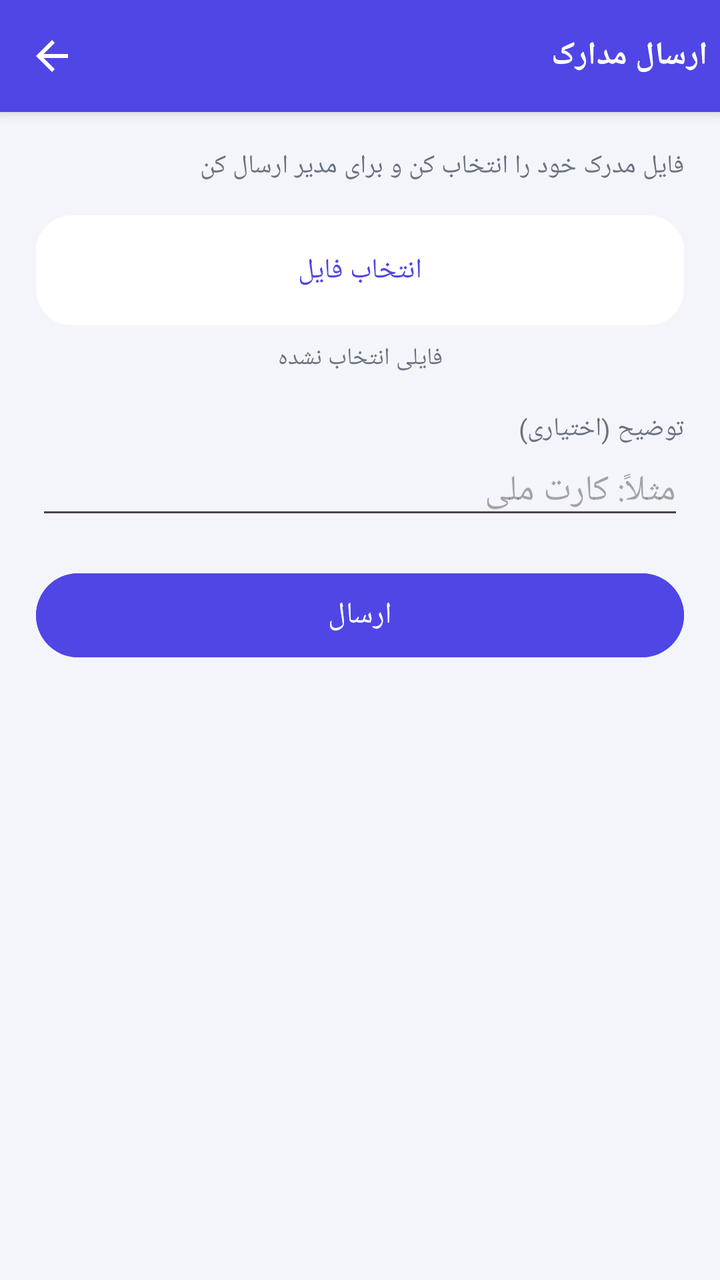
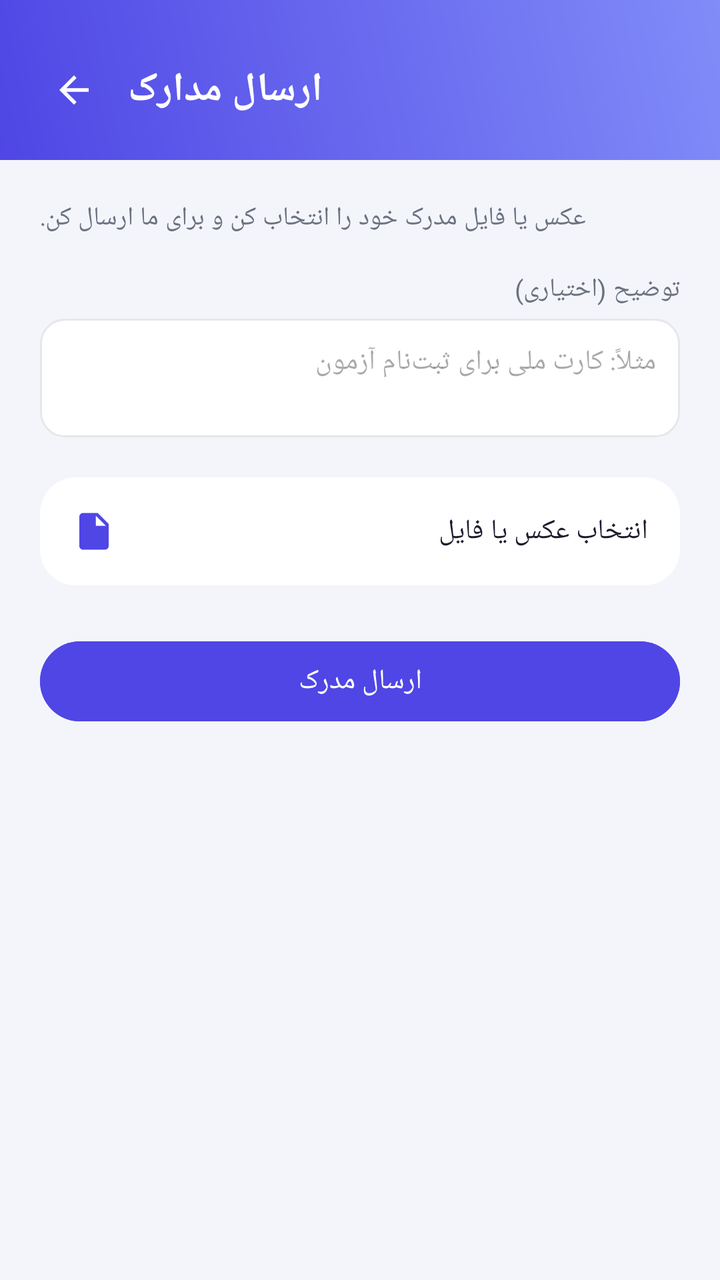

Compare the two renders of this Android layout. The source of the first and the diff that turns it into the second are given below.
<!-- AndroidManifest.xml: application theme Theme.Kafinet -->
<!-- res/layout/activity_submit_documents.xml -->
<?xml version="1.0" encoding="utf-8"?>
<LinearLayout xmlns:android="http://schemas.android.com/apk/res/android"
    android:layout_width="match_parent"
    android:layout_height="match_parent"
    android:orientation="vertical"
    android:background="@color/bg">

    <LinearLayout
        android:layout_width="match_parent"
        android:layout_height="wrap_content"
        android:orientation="horizontal"
        android:gravity="center_vertical"
        android:background="@color/primary"
        android:paddingHorizontal="6dp"
        android:paddingVertical="8dp"
        android:elevation="4dp">

        <ImageView
            android:id="@+id/btn_back"
            android:layout_width="40dp"
            android:layout_height="40dp"
            android:padding="8dp"
            android:src="@drawable/ic_back"
            android:background="?attr/selectableItemBackgroundBorderless"
            android:contentDescription="@null"/>

        <TextView
            android:layout_width="0dp"
            android:layout_height="wrap_content"
            android:layout_weight="1"
            android:layout_marginStart="8dp"
            android:text="@string/submit_documents_title"
            android:textColor="@color/white"
            android:textSize="16sp"
            android:textStyle="bold"/>
    </LinearLayout>

    <ScrollView
        android:layout_width="match_parent"
        android:layout_height="match_parent">

        <LinearLayout
            android:layout_width="match_parent"
            android:layout_height="wrap_content"
            android:orientation="vertical"
            android:padding="18dp">

            <TextView
                android:layout_width="match_parent"
                android:layout_height="wrap_content"
                android:text="@string/submit_documents_intro"
                android:textColor="@color/text_muted"
                android:textSize="13sp"
                android:layout_marginBottom="16dp"/>

            <TextView
                android:id="@+id/btn_choose_file"
                android:layout_width="match_parent"
                android:layout_height="wrap_content"
                android:background="@drawable/card_ripple"
                android:padding="18dp"
                android:gravity="center"
                android:text="@string/btn_choose_file"
                android:textColor="@color/primary"
                android:textSize="14sp"/>

            <TextView
                android:id="@+id/txt_chosen_file"
                android:layout_width="match_parent"
                android:layout_height="wrap_content"
                android:layout_marginTop="8dp"
                android:gravity="center"
                android:text="@string/no_file_chosen"
                android:textColor="@color/text_muted"
                android:textSize="12sp"/>

            <TextView
                android:layout_width="match_parent"
                android:layout_height="wrap_content"
                android:layout_marginTop="18dp"
                android:text="@string/label_document_description"
                android:textColor="@color/text_muted"
                android:textSize="13sp"/>
            <EditText
                android:id="@+id/in_description"
                android:layout_width="match_parent"
                android:layout_height="wrap_content"
                android:inputType="text"
                android:hint="@string/hint_document_description"/>

            <TextView
                android:id="@+id/txt_error"
                android:layout_width="match_parent"
                android:layout_height="wrap_content"
                android:layout_marginTop="10dp"
                android:textColor="#DC2626"
                android:textSize="13sp"
                android:visibility="gone"/>

            <Button
                android:id="@+id/btn_send"
                android:layout_width="match_parent"
                android:layout_height="50dp"
                android:layout_marginTop="18dp"
                android:text="@string/btn_send_document"
                android:textColor="@color/white"
                android:backgroundTint="@color/primary"
                android:textSize="15sp"/>

            <ProgressBar
                android:id="@+id/progress"
                android:layout_width="wrap_content"
                android:layout_height="wrap_content"
                android:layout_gravity="center"
                android:layout_marginTop="14dp"
                android:visibility="gone"/>

        </LinearLayout>
    </ScrollView>
</LinearLayout>
<!-- resources referenced by this layout -->
<resources>
  <color name="bg">#F4F5FB</color>
  <color name="primary">#4F46E5</color>
  <color name="text_muted">#6B7280</color>
  <color name="white">#FFFFFF</color>
  <!-- drawable card_ripple (drawable) -->
  <ripple xmlns:android="http://schemas.android.com/apk/res/android"
      android:color="#1F4F46E5">
      <item>
          <shape android:shape="rectangle">
              <corners android:radius="18dp"/>
              <solid android:color="@color/surface"/>
          </shape>
      </item>
  </ripple>
  <!-- drawable ic_back (drawable) -->
  <vector xmlns:android="http://schemas.android.com/apk/res/android"
      android:width="24dp" android:height="24dp" android:viewportWidth="24" android:viewportHeight="24" android:tint="#FFFFFF">
      <path android:fillColor="#FFFFFF" android:pathData="M20,11H7.83l5.59,-5.59L12,4l-8,8 8,8 1.41,-1.41L7.83,13H20v-2z"/>
  </vector>
  <string name="btn_choose_file">انتخاب فایل</string>
  <string name="btn_send_document">ارسال</string>
  <string name="hint_document_description">مثلاً: کارت ملی</string>
  <string name="label_document_description">توضیح (اختیاری)</string>
  <string name="no_file_chosen">فایلی انتخاب نشده</string>
  <string name="submit_documents_intro">فایل مدرک خود را انتخاب کن و برای مدیر ارسال کن</string>
  <string name="submit_documents_title">ارسال مدارک</string>
  <style name="Theme.Kafinet" parent="Theme.Material3.DayNight.NoActionBar">
          <item name="colorPrimary">@color/primary</item>
          <item name="colorPrimaryDark">@color/primary_dark</item>
          <item name="colorPrimaryVariant">@color/primary_dark</item>
          <item name="colorSecondary">@color/accent</item>
          <item name="colorSecondaryVariant">@color/accent</item>
          <item name="android:statusBarColor">@color/primary_dark</item>
          <item name="android:windowBackground">@color/bg</item>
          <item name="android:windowLightStatusBar">false</item>
      </style>
  <color name="surface">#FFFFFF</color>
  <color name="primary_dark">#3730A3</color>
  <color name="accent">#06B6D4</color>
</resources>

<!-- the commit's change to res/layout/activity_submit_documents.xml (unified diff, before → after) -->
@@ -1,120 +1,121 @@
 <?xml version="1.0" encoding="utf-8"?>
 <LinearLayout xmlns:android="http://schemas.android.com/apk/res/android"
+    xmlns:app="http://schemas.android.com/apk/res-auto"
     android:layout_width="match_parent"
     android:layout_height="match_parent"
     android:orientation="vertical"
     android:background="@color/bg">
 
+    
     <LinearLayout
         android:layout_width="match_parent"
         android:layout_height="wrap_content"
         android:orientation="horizontal"
         android:gravity="center_vertical"
-        android:background="@color/primary"
-        android:paddingHorizontal="6dp"
-        android:paddingVertical="8dp"
-        android:elevation="4dp">
+        android:background="@drawable/header_gradient"
+        android:paddingHorizontal="20dp"
+        android:paddingTop="28dp"
+        android:paddingBottom="18dp">
 
         <ImageView
             android:id="@+id/btn_back"
-            android:layout_width="40dp"
-            android:layout_height="40dp"
-            android:padding="8dp"
+            android:layout_width="34dp"
+            android:layout_height="34dp"
+            android:padding="6dp"
             android:src="@drawable/ic_back"
             android:background="?attr/selectableItemBackgroundBorderless"
             android:contentDescription="@null"/>
 
         <TextView
-            android:layout_width="0dp"
+            android:layout_width="wrap_content"
             android:layout_height="wrap_content"
-            android:layout_weight="1"
-            android:layout_marginStart="8dp"
-            android:text="@string/submit_documents_title"
+            android:layout_marginStart="10dp"
+            android:text="@string/cat_docs"
             android:textColor="@color/white"
-            android:textSize="16sp"
+            android:textSize="20sp"
             android:textStyle="bold"/>
     </LinearLayout>
 
     <ScrollView
         android:layout_width="match_parent"
-        android:layout_height="match_parent">
+        android:layout_height="0dp"
+        android:layout_weight="1">
 
         <LinearLayout
             android:layout_width="match_parent"
             android:layout_height="wrap_content"
             android:orientation="vertical"
-            android:padding="18dp">
+            android:padding="20dp">
 
             <TextView
-                android:layout_width="match_parent"
+                android:layout_width="wrap_content"
                 android:layout_height="wrap_content"
-                android:text="@string/submit_documents_intro"
+                android:text="@string/docs_intro"
                 android:textColor="@color/text_muted"
-                android:textSize="13sp"
-                android:layout_marginBottom="16dp"/>
-
-            <TextView
-                android:id="@+id/btn_choose_file"
-                android:layout_width="match_parent"
-                android:layout_height="wrap_content"
-                android:background="@drawable/card_ripple"
-                android:padding="18dp"
-                android:gravity="center"
-                android:text="@string/btn_choose_file"
-                android:textColor="@color/primary"
-                android:textSize="14sp"/>
-
-            <TextView
-                android:id="@+id/txt_chosen_file"
-                android:layout_width="match_parent"
-                android:layout_height="wrap_content"
-                android:layout_marginTop="8dp"
-                android:gravity="center"
-                android:text="@string/no_file_chosen"
-                android:textColor="@color/text_muted"
-                android:textSize="12sp"/>
+                android:textSize="13sp"/>
 
             <TextView
                 android:layout_width="match_parent"
                 android:layout_height="wrap_content"
                 android:layout_marginTop="18dp"
-                android:text="@string/label_document_description"
+                android:text="@string/docs_note_label"
                 android:textColor="@color/text_muted"
                 android:textSize="13sp"/>
+
             <EditText
-                android:id="@+id/in_description"
+                android:id="@+id/edit_note"
                 android:layout_width="match_parent"
                 android:layout_height="wrap_content"
-                android:inputType="text"
-                android:hint="@string/hint_document_description"/>
+                android:layout_marginTop="6dp"
+                android:minLines="2"
+                android:gravity="top|start"
+                android:background="@drawable/input_bg"
+                android:padding="12dp"
+                android:hint="@string/docs_note_hint"
+                android:textColor="@color/text_main"
+                android:textSize="14sp"/>
 
-            <TextView
-                android:id="@+id/txt_error"
+            <LinearLayout
+                android:id="@+id/btn_pick_file"
                 android:layout_width="match_parent"
                 android:layout_height="wrap_content"
-                android:layout_marginTop="10dp"
-                android:textColor="#DC2626"
-                android:textSize="13sp"
-                android:visibility="gone"/>
+                android:layout_marginTop="20dp"
+                android:orientation="horizontal"
+                android:gravity="center_vertical"
+                android:padding="16dp"
+                android:background="@drawable/card_ripple"
+                android:clickable="true"
+                android:focusable="true">
+
+                <ImageView
+                    android:layout_width="22dp"
+                    android:layout_height="22dp"
+                    android:src="@drawable/ic_file"
+                    app:tint="@color/primary"/>
+
+                <TextView
+                    android:id="@+id/txt_file_name"
+                    android:layout_width="0dp"
+                    android:layout_height="wrap_content"
+                    android:layout_weight="1"
+                    android:layout_marginStart="12dp"
+                    android:text="@string/docs_pick_file"
+                    android:textColor="@color/text_main"
+                    android:textSize="14sp"
+                    android:maxLines="1"
+                    android:ellipsize="middle"/>
+            </LinearLayout>
 
             <Button
-                android:id="@+id/btn_send"
+                android:id="@+id/btn_submit"
                 android:layout_width="match_parent"
-                android:layout_height="50dp"
-                android:layout_marginTop="18dp"
-                android:text="@string/btn_send_document"
+                android:layout_height="wrap_content"
+                android:layout_marginTop="24dp"
+                android:backgroundTint="@color/primary"
                 android:textColor="@color/white"
-                android:backgroundTint="@color/primary"
-                android:textSize="15sp"/>
-
-            <ProgressBar
-                android:id="@+id/progress"
-                android:layout_width="wrap_content"
-                android:layout_height="wrap_content"
-                android:layout_gravity="center"
-                android:layout_marginTop="14dp"
-                android:visibility="gone"/>
+                android:text="@string/docs_submit"/>
 
         </LinearLayout>
     </ScrollView>
+
 </LinearLayout>
<!-- resource entries referenced after the edit -->
@@ -2,6 +2,7 @@
 <resources>
   <color name="bg">#F4F5FB</color>
   <color name="primary">#4F46E5</color>
+  <color name="text_main">#1E1B2E</color>
   <color name="text_muted">#6B7280</color>
   <color name="white">#FFFFFF</color>
   <!-- drawable card_ripple (drawable) -->
@@ -14,18 +15,35 @@
           </shape>
       </item>
   </ripple>
+  <!-- drawable header_gradient (drawable) -->
+  <shape xmlns:android="http://schemas.android.com/apk/res/android" android:shape="rectangle">
+      <gradient
+          android:startColor="@color/primary"
+          android:endColor="@color/primary_light"
+          android:angle="45"/>
+  </shape>
   <!-- drawable ic_back (drawable) -->
   <vector xmlns:android="http://schemas.android.com/apk/res/android"
       android:width="24dp" android:height="24dp" android:viewportWidth="24" android:viewportHeight="24" android:tint="#FFFFFF">
       <path android:fillColor="#FFFFFF" android:pathData="M20,11H7.83l5.59,-5.59L12,4l-8,8 8,8 1.41,-1.41L7.83,13H20v-2z"/>
   </vector>
-  <string name="btn_choose_file">انتخاب فایل</string>
-  <string name="btn_send_document">ارسال</string>
-  <string name="hint_document_description">مثلاً: کارت ملی</string>
-  <string name="label_document_description">توضیح (اختیاری)</string>
-  <string name="no_file_chosen">فایلی انتخاب نشده</string>
-  <string name="submit_documents_intro">فایل مدرک خود را انتخاب کن و برای مدیر ارسال کن</string>
-  <string name="submit_documents_title">ارسال مدارک</string>
+  <!-- drawable ic_file (drawable) -->
+  <vector xmlns:android="http://schemas.android.com/apk/res/android"
+      android:width="24dp" android:height="24dp" android:viewportWidth="24" android:viewportHeight="24" android:tint="#FFFFFF">
+      <path android:fillColor="#FFFFFF" android:pathData="M14,2H6c-1.1,0 -1.99,0.9 -1.99,2L4,20c0,1.1 0.89,2 1.99,2H18c1.1,0 2,-0.9 2,-2V8l-6,-6zM13,9V3.5L18.5,9H13z"/>
+  </vector>
+  <!-- drawable input_bg (drawable) -->
+  <shape xmlns:android="http://schemas.android.com/apk/res/android" android:shape="rectangle">
+      <corners android:radius="12dp"/>
+      <solid android:color="@color/surface"/>
+      <stroke android:width="1dp" android:color="#E5E7EB"/>
+  </shape>
+  <string name="cat_docs">ارسال مدارک</string>
+  <string name="docs_intro">عکس یا فایل مدرک خود را انتخاب کن و برای ما ارسال کن.</string>
+  <string name="docs_note_hint">مثلاً: کارت ملی برای ثبت‌نام آزمون</string>
+  <string name="docs_note_label">توضیح (اختیاری)</string>
+  <string name="docs_pick_file">انتخاب عکس یا فایل</string>
+  <string name="docs_submit">ارسال مدرک</string>
   <style name="Theme.Kafinet" parent="Theme.Material3.DayNight.NoActionBar">
           <item name="colorPrimary">@color/primary</item>
           <item name="colorPrimaryDark">@color/primary_dark</item>
@@ -37,6 +55,7 @@
           <item name="android:windowLightStatusBar">false</item>
       </style>
   <color name="surface">#FFFFFF</color>
+  <color name="primary_light">#818CF8</color>
   <color name="primary_dark">#3730A3</color>
   <color name="accent">#06B6D4</color>
 </resources>
